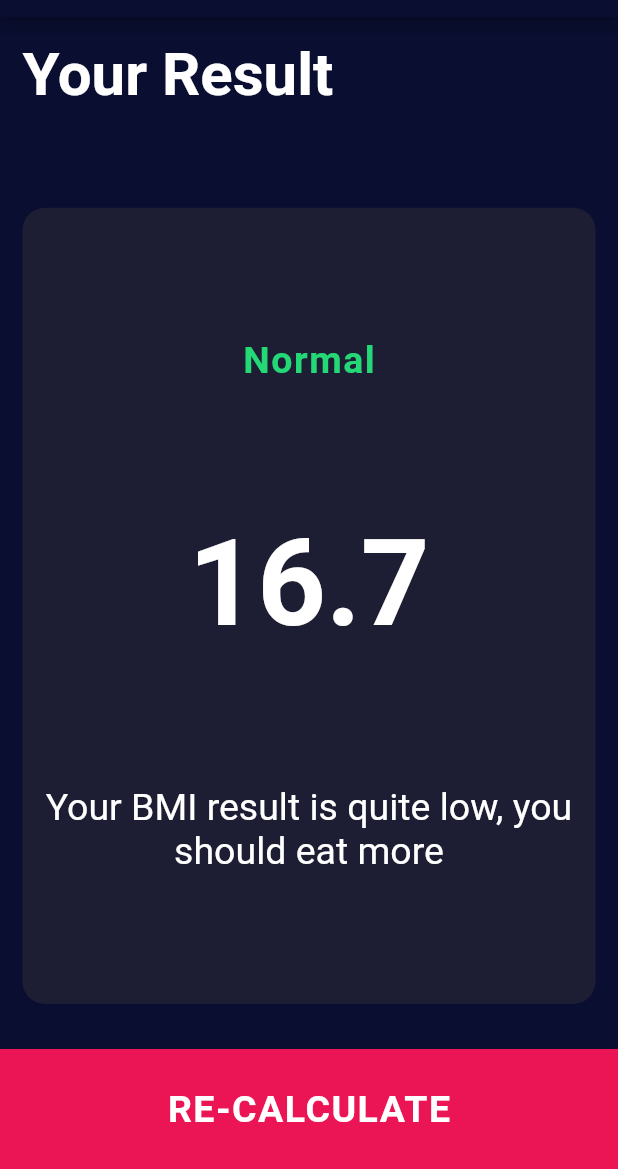
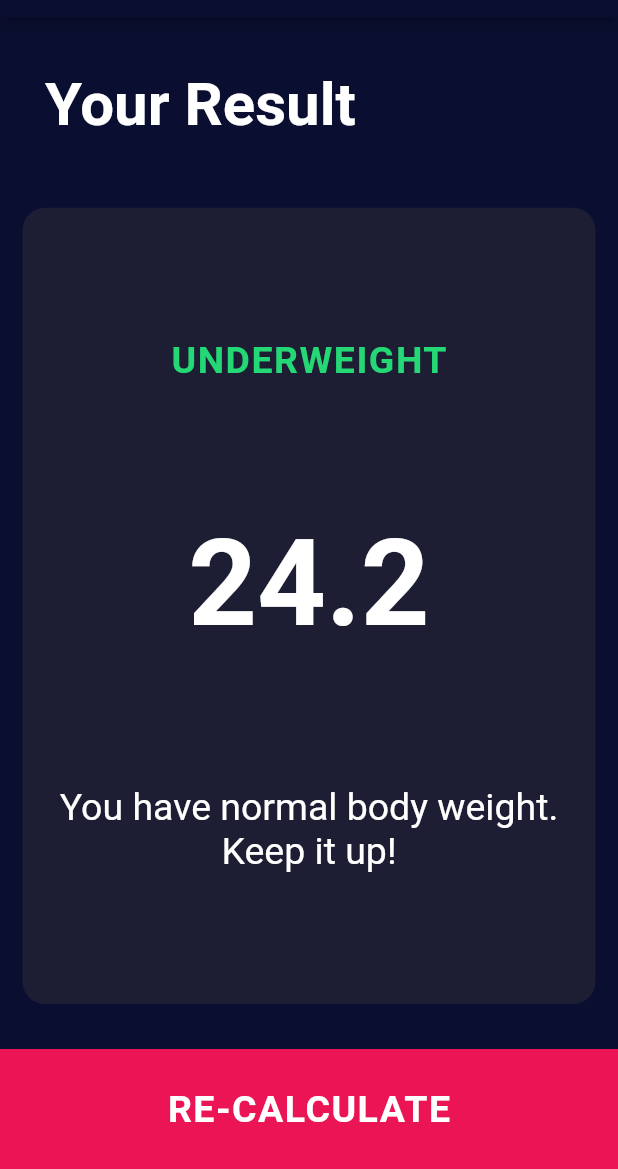
Before and after one commit to kv778/FlutterCourse, a Flutter app: the screen it shows after launch, after a tap on "CALCULATE", on a phone screen of 412 x 824 dp, the part 67-1236 px from its top. Run offline on Flutter 3.47's test engine with Material 2 defaults, Android fonts, the light colour scheme and no system bars; our stand-ins replace audioplayers, font_awesome_flutter; missing offline and left inert: flutter_dropzone; statements that could not run were skipped.

Commit message:
BMI Calculator ready to be deployed to production.

```diff
--- /dev/null
+++ b/bmi_again/lib/calculator_brain.dart
@@ -0,0 +1,38 @@
+import 'dart:math';
+
+class CalculatorBrain {
+  CalculatorBrain({this.height, this.weight});
+
+  final int height;
+  final int weight;
+  double _bmi = 0.0;
+
+  String calculateBMI() {
+    _bmi = weight / pow((height/100), 2);
+    return _bmi.toStringAsFixed(1);
+  }
+
+  String getResults() {
+    if (_bmi > 25.0) {
+      return 'Overweight';
+    }
+    else if (_bmi > 18.5) {
+      return 'Normal';
+    }
+    else {
+      return 'Underweight';
+    }
+  }
+
+  String getInterpretation () {
+    if(_bmi > 25) {
+      return 'Your body weight is higher than normal. Try to exercise more.';
+    }
+    else if(_bmi > 18.5) {
+      return 'You have normal body weight. Keep it up!';
+    }
+    else {
+      return 'You have lower than normal body weight. Try to eat more.';
+    }
+  }
+}
--- a/bmi_again/lib/main.dart
+++ b/bmi_again/lib/main.dart
@@ -13,6 +13,7 @@ class BMICalculator extends StatelessWidget {
         primaryColor: Color(0xFF0A0E31),
         scaffoldBackgroundColor: Color(0xFF0A0E31),
       ),
+      // home: InputPage(),
       initialRoute: '/',
       routes: {
         '/': (context) => InputPage(),
--- a/bmi_again/lib/screens/input_page.dart
+++ b/bmi_again/lib/screens/input_page.dart
@@ -1,3 +1,4 @@
+import 'package:bmi_again/screens/results_page.dart';
 import 'package:flutter/cupertino.dart';
 import 'package:flutter/material.dart';
 import 'package:font_awesome_flutter/font_awesome_flutter.dart';
@@ -6,6 +7,7 @@ import 'package:bmi_again/components/gender_card.dart ';
 import '../constants.dart';
 import 'package:bmi_again/components/round_icon_button.dart';
 import '../components/bottom_button.dart';
+import 'package:bmi_again/calculator_brain.dart';
 
 enum Gender {
   Male,
@@ -165,20 +167,20 @@ class _InputPageState extends State<InputPage> {
                           crossAxisAlignment: CrossAxisAlignment.center,
                           children: [
                             RoundIconButton(
+                              buttonIcon: FontAwesomeIcons.minus,
+                              onPress: () {
+                                setState(() {
+                                  if(weight > 10)
+                                    --weight;
+                                });
+                              },
+                            ),
+                            RoundIconButton(
                               buttonIcon: FontAwesomeIcons.plus,
                               onPress: () {
                                 setState(() {
                                   if(weight < 150)
                                     ++weight;
-                                });
-                              },
-                            ),
-                            RoundIconButton(
-                              buttonIcon: FontAwesomeIcons.minus,
-                              onPress: () {
-                                setState(() {
-                                  if(weight > 10)
-                                    --weight;
                                 });
                               },
                             ),
@@ -212,20 +214,20 @@ class _InputPageState extends State<InputPage> {
                           crossAxisAlignment: CrossAxisAlignment.center,
                           children: [
                             RoundIconButton(
+                              buttonIcon: FontAwesomeIcons.minus,
+                              onPress: () {
+                                setState(() {
+                                  if(age > 0)
+                                    --age;
+                                });
+                              },
+                            ),
+                            RoundIconButton(
                               buttonIcon: FontAwesomeIcons.plus,
                               onPress: () {
                                 setState(() {
                                   if(age < 100)
                                     ++age;
-                                });
-                              },
-                            ),
-                            RoundIconButton(
-                              buttonIcon: FontAwesomeIcons.minus,
-                              onPress: () {
-                                setState(() {
-                                  if(age > 0)
-                                    --age;
                                 });
                               },
                             ),
@@ -241,9 +243,17 @@ class _InputPageState extends State<InputPage> {
           BottomButton(
             buttonText: 'CALCULATE',
             onPress: () {
-              setState(() {
-                Navigator.pushNamed(context, '/second');
-              });
+              CalculatorBrain obj = CalculatorBrain(height: height, weight: weight);
+              Navigator.push(
+                context,
+                MaterialPageRoute(
+                  builder: (context) => ResultsPage(
+                    resultText: obj.getResults(),
+                    bmiResult: obj.calculateBMI(),
+                    interpretation: obj.getInterpretation(),
+                  ),
+                ),
+              );
             },
           ),
         ],
--- a/bmi_again/lib/screens/results_page.dart
+++ b/bmi_again/lib/screens/results_page.dart
@@ -4,6 +4,11 @@ import 'package:bmi_again/components/reusable_card.dart';
 import 'package:bmi_again/components/bottom_button.dart';
 
 class ResultsPage extends StatelessWidget {
+  ResultsPage({@required this.resultText, @required this.bmiResult, @required this.interpretation});
+
+  final String resultText;
+  final String bmiResult;
+  final String interpretation;
   @override
   Widget build(BuildContext context) {
     return Scaffold(
@@ -25,6 +30,8 @@ class ResultsPage extends StatelessWidget {
             flex: 1,
             child: Container(
               margin: EdgeInsets.all(15.0),
+              padding: EdgeInsets.all(15.0),
+              alignment: Alignment.bottomLeft,
               child: Text(
                 'Your Result',
                 style: kTitleTextStyle,
@@ -39,15 +46,15 @@ class ResultsPage extends StatelessWidget {
                 mainAxisAlignment: MainAxisAlignment.spaceEvenly,
                 children: [
                   Text(
-                    'Normal',
+                    resultText.toUpperCase(),
                     style: kResultTextStyle,
                   ),
                   Text(
-                    '16.7',
+                    bmiResult,
                     style: kBMITextStyle,
                   ),
                   Text(
-                    'Your BMI result is quite low, you should eat more',
+                    interpretation,
                     style: kInterpretationStyle,
                     textAlign: TextAlign.center,
                   ),
```
